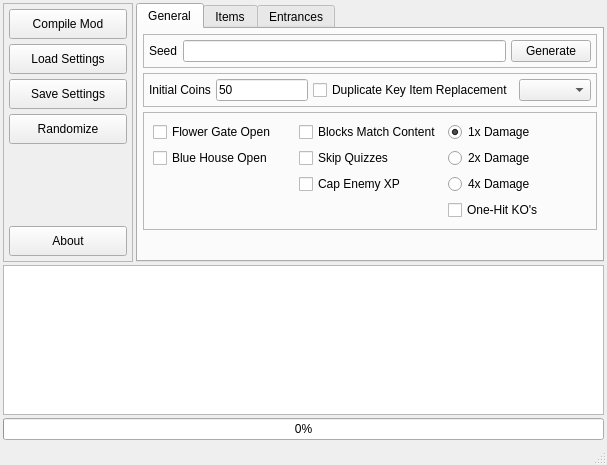
Old version of the form tools/gui/main.ui in the repository icebound777/PMR-SeedGenerator.
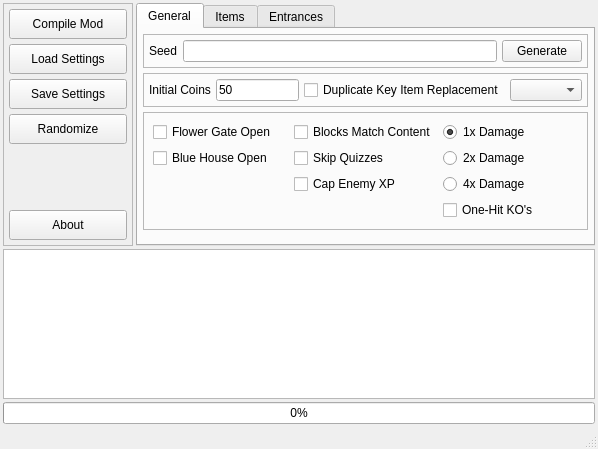
New version of the form.

```diff
--- a/tools/gui/main.ui
+++ b/tools/gui/main.ui
@@ -6,8 +6,8 @@
    <rect>
     <x>0</x>
     <y>0</y>
-    <width>607</width>
-    <height>465</height>
+    <width>561</width>
+    <height>449</height>
    </rect>
   </property>
   <property name="sizePolicy">
```
Left out of the diff: 2 changed lines with no effect on the pictures.
